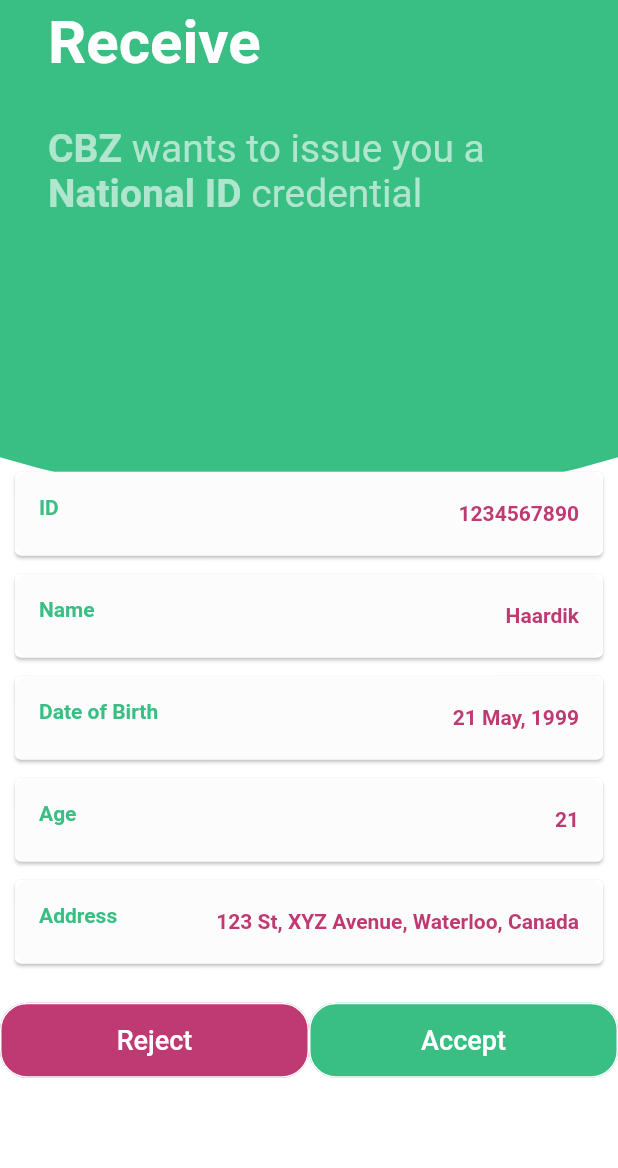
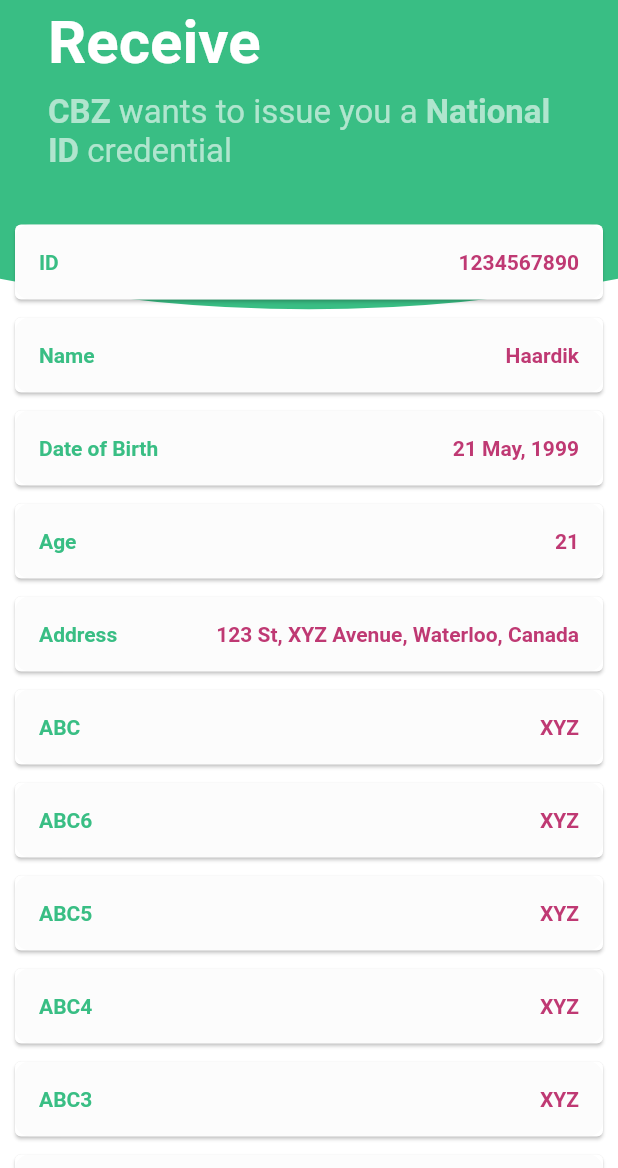
Before and after one commit to FlexFinTx/flutter-wallet, a Flutter app: the ReceiveCredential screen opened directly, on a phone screen of 412 x 824 dp, the part 68-1236 px from its top. Run offline on Flutter 3.47's test engine with Material 2 defaults, Android fonts, the phone set to English and light mode, and no system bars.

Commit message:
make status bar flex green, make custom list tile

```diff
--- a/lib/styles.dart
+++ b/lib/styles.dart
@@ -10,7 +10,7 @@ final TextStyle whiteHeadingTextStyle = TextStyle(
 );
 
 final TextStyle whiteBodyTextStyle = TextStyle(
-  fontSize: 26.0,
+  fontSize: 22.0,
   color: Color(0x99FFFFFF),
 );
 
--- a/lib/ui/components/background/background.dart
+++ b/lib/ui/components/background/background.dart
@@ -13,7 +13,7 @@ class PageBackground extends StatelessWidget {
     return ClipPath(
       clipper: BottomShapeClipper(),
       child: Container(
-        height: screenHeight * 0.5,
+        height: screenHeight * 0.33,
         color: themeData.primaryColor,
       ),
     );
--- a/lib/ui/components/credential_detail_item/credential_detail_item.dart
+++ b/lib/ui/components/credential_detail_item/credential_detail_item.dart
@@ -1,4 +1,5 @@
 import 'package:flexid_wallet/styles.dart';
+import 'package:flexid_wallet/ui/components/flex_list_tile/flex_list_tile.dart';
 import 'package:flutter/material.dart';
 
 class CredentialDetailItem extends StatelessWidget {
@@ -10,22 +11,11 @@ class CredentialDetailItem extends StatelessWidget {
   @override
   Widget build(BuildContext context) {
     return Card(
-      margin: new EdgeInsets.symmetric(horizontal: 10.0, vertical: 6.0),
-      child: Container(
-        decoration: BoxDecoration(
-            color: Color(0x40F2F2F2), borderRadius: BorderRadius.circular(10)),
-        child: ListTile(
-          leading: Text(
-            this._key,
-            style: TextStyle(color: primaryColor, fontWeight: FontWeight.bold),
-          ),
-          trailing: Text(
-            this._value,
-            textAlign: TextAlign.left,
-            style: TextStyle(color: accentColor, fontWeight: FontWeight.bold),
-          ),
-        ),
-      ),
-    );
+        margin: new EdgeInsets.symmetric(horizontal: 10.0, vertical: 6.0),
+        child: Container(
+            decoration: BoxDecoration(
+                color: Color(0x40F2F2F2),
+                borderRadius: BorderRadius.circular(10)),
+            child: FlexListTile(this._key, this._value)));
   }
 }
--- a/lib/ui/components/credential_details/credential_details.dart
+++ b/lib/ui/components/credential_details/credential_details.dart
@@ -14,7 +14,7 @@ class CredentialDetails extends StatelessWidget {
       items.add(CredentialDetailItem(k, v));
     });
     return Container(
-      margin: EdgeInsets.only(top: MediaQuery.of(context).size.height * 0.2),
+      margin: EdgeInsets.only(top: 30.0),
       width: MediaQuery.of(context).size.width,
       child: ListView.builder(
         physics: NeverScrollableScrollPhysics(),
--- /dev/null
+++ b/lib/ui/components/flex_list_tile/flex_list_tile.dart
@@ -0,0 +1,39 @@
+import 'package:flexid_wallet/styles.dart';
+import 'package:flutter/material.dart';
+
+class FlexListTile extends StatelessWidget {
+  final String _leftText;
+  final String _rightText;
+
+  FlexListTile(this._leftText, this._rightText);
+
+  @override
+  Widget build(BuildContext context) {
+    return Container(
+      height: 50.0,
+      child: Padding(
+        padding: const EdgeInsets.symmetric(horizontal: 16.0),
+        child: Row(
+          mainAxisAlignment: MainAxisAlignment.spaceBetween,
+          children: <Widget>[
+            Text(
+              this._leftText,
+              style:
+                  TextStyle(color: primaryColor, fontWeight: FontWeight.bold),
+            ),
+            Expanded(
+              child: Text(
+                this._rightText,
+                overflow: TextOverflow.ellipsis,
+                textAlign: TextAlign.right,
+                maxLines: 5,
+                style:
+                    TextStyle(color: accentColor, fontWeight: FontWeight.bold),
+              ),
+            ),
+          ],
+        ),
+      ),
+    );
+  }
+}
--- a/lib/ui/pages/receive_credential/receive_credential.dart
+++ b/lib/ui/pages/receive_credential/receive_credential.dart
@@ -15,6 +15,13 @@ class ReceiveCredential extends StatelessWidget {
     _details["Date of Birth"] = "21 May, 1999";
     _details["Age"] = "21";
     _details["Address"] = "123 St, XYZ Avenue, Waterloo, Canada";
+    _details["ABC"] = "XYZ";
+    _details["ABC6"] = "XYZ";
+    _details["ABC5"] = "XYZ";
+    _details["ABC4"] = "XYZ";
+    _details["ABC3"] = "XYZ";
+    _details["ABC2"] = "XYZ";
+    _details["ABC1"] = "XYZ";
     return WillPopScope(
       onWillPop: () async => false,
       child: Scaffold(
@@ -53,7 +60,7 @@ class ReceiveCredential extends StatelessWidget {
                           ),
                         ),
                         SizedBox(
-                          height: 32.0,
+                          height: 10.0,
                         ),
                         Padding(
                           padding: const EdgeInsets.symmetric(horizontal: 32.0),
--- a/lib/ui/pages/register/register.dart
+++ b/lib/ui/pages/register/register.dart
@@ -2,10 +2,16 @@ import 'package:flutter/material.dart';
 import 'package:flexid_wallet/styles.dart';
 import 'package:flexid_wallet/ui/components/background/background.dart';
 import 'package:flexid_wallet/ui/components/register_form/register_form.dart';
+import 'package:flutter/services.dart';
 
 class Register extends StatelessWidget {
   @override
   Widget build(BuildContext context) {
+    SystemChrome.setSystemUIOverlayStyle(SystemUiOverlayStyle(
+      statusBarIconBrightness: Brightness.dark,
+      statusBarBrightness: Brightness.dark,
+      statusBarColor: primaryColor,
+    ));
     return Scaffold(
         resizeToAvoidBottomPadding: false,
         body: Stack(
@@ -35,7 +41,7 @@ class Register extends StatelessWidget {
                         ),
                       ),
                       Container(
-                        margin: const EdgeInsets.only(top: 100.0),
+                        margin: const EdgeInsets.only(top: 50.0),
                         child: Center(
                           child: Text(
                             "Register",
```
